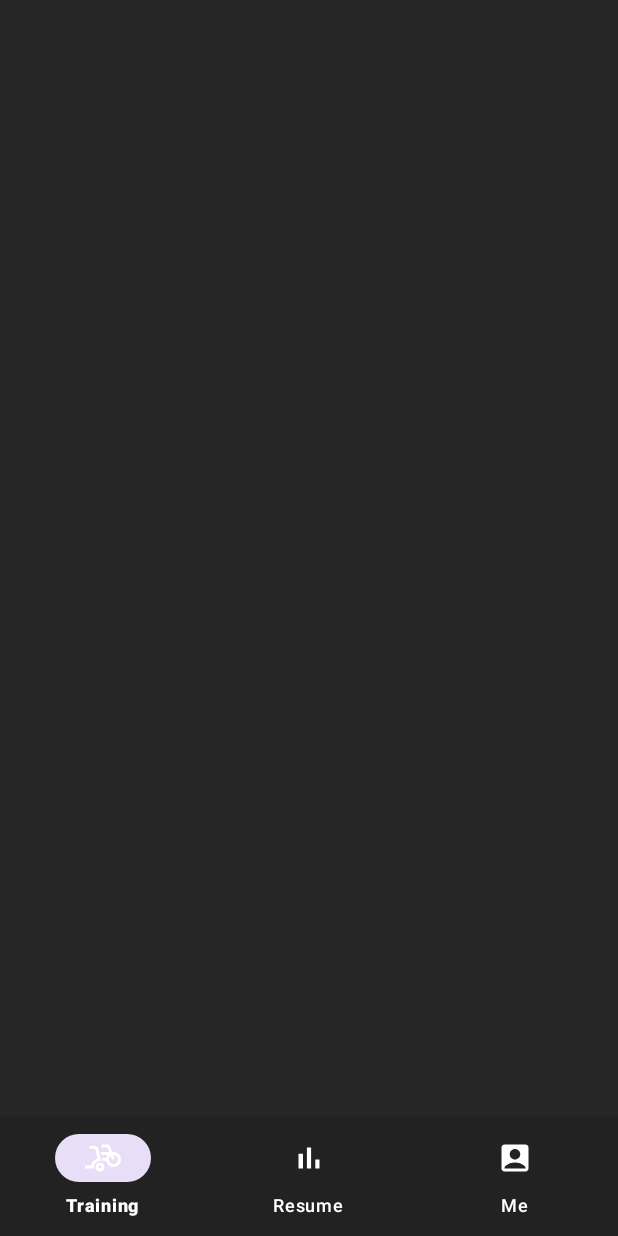
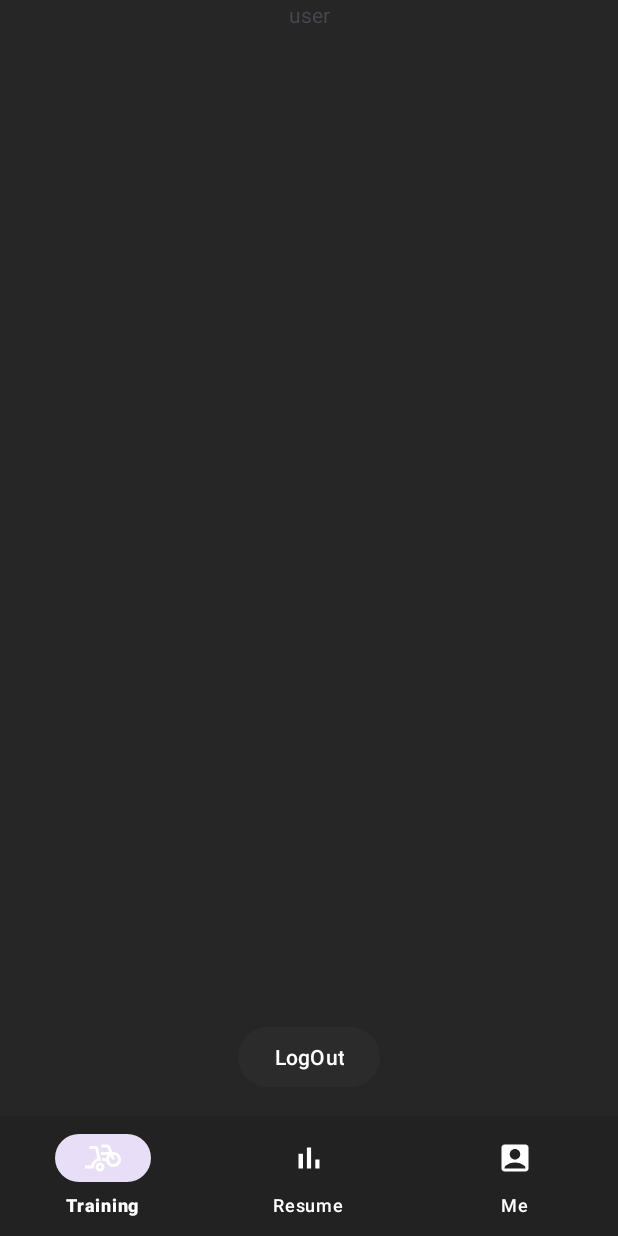
Before and after one commit to AlejandroFrancosFernandez/TFGSportPro, an Android app: the fragment MeFragment placed in its activity, on a phone screen of 412 x 824 dp. Run offline under Robolectric (Android 15) with nearby library versions, the phone set to English and light mode, and no system bars; our stand-ins replace Firebase (no records; nobody signed in at launch, a user with empty details on screens opened directly).

Commit message:
Intento de recuperar los datos de la base de datos para mostrarlos en el fragment Me

```diff
--- a/app/src/main/java/com/example/tfgsportpro/HomeActivity.kt
+++ b/app/src/main/java/com/example/tfgsportpro/HomeActivity.kt
@@ -4,6 +4,7 @@ import android.os.Bundle
 import androidx.appcompat.app.AppCompatActivity
 import com.example.tfgsportpro.databinding.ActivityHomeBinding
 import com.example.tfgsportpro.features.f03_profile.fragments.MeFragment
+import com.example.tfgsportpro.features.f03_profile.fragments.TrainingFragment
 
 class HomeActivity : AppCompatActivity() {
 
--- a/app/src/main/java/com/example/tfgsportpro/TrainingFragment.kt
+++ /dev/null
@@ -1,59 +0,0 @@
-package com.example.tfgsportpro
-
-import android.os.Bundle
-import androidx.fragment.app.Fragment
-import android.view.LayoutInflater
-import android.view.View
-import android.view.ViewGroup
-
-// TODO: Rename parameter arguments, choose names that match
-// the fragment initialization parameters, e.g. ARG_ITEM_NUMBER
-private const val ARG_PARAM1 = "param1"
-private const val ARG_PARAM2 = "param2"
-
-/**
- * A simple [Fragment] subclass.
- * Use the [TrainingFragment.newInstance] factory method to
- * create an instance of this fragment.
- */
-class TrainingFragment : Fragment() {
-    // TODO: Rename and change types of parameters
-    private var param1: String? = null
-    private var param2: String? = null
-
-    override fun onCreate(savedInstanceState: Bundle?) {
-        super.onCreate(savedInstanceState)
-        arguments?.let {
-            param1 = it.getString(ARG_PARAM1)
-            param2 = it.getString(ARG_PARAM2)
-        }
-    }
-
-    override fun onCreateView(
-        inflater: LayoutInflater, container: ViewGroup?,
-        savedInstanceState: Bundle?
-    ): View? {
-        // Inflate the layout for this fragment
-        return inflater.inflate(R.layout.fragment_training, container, false)
-    }
-
-    companion object {
-        /**
-         * Use this factory method to create a new instance of
-         * this fragment using the provided parameters.
-         *
-         * @param param1 Parameter 1.
-         * @param param2 Parameter 2.
-         * @return A new instance of fragment TrainingFragment.
-         */
-        // TODO: Rename and change types and number of parameters
-        @JvmStatic
-        fun newInstance(param1: String, param2: String) =
-            TrainingFragment().apply {
-                arguments = Bundle().apply {
-                    putString(ARG_PARAM1, param1)
-                    putString(ARG_PARAM2, param2)
-                }
-            }
-    }
-}
--- a/app/src/main/java/com/example/tfgsportpro/features/f03_profile/fragments/MeFragment.kt
+++ b/app/src/main/java/com/example/tfgsportpro/features/f03_profile/fragments/MeFragment.kt
@@ -5,54 +5,36 @@ import android.view.LayoutInflater
 import android.view.View
 import android.view.ViewGroup
 import androidx.fragment.app.Fragment
-import com.example.tfgsportpro.R
+import com.example.tfgsportpro.databinding.FragmentMeBinding
+import com.google.firebase.auth.FirebaseAuth
 
-// the fragment initialization parameters, e.g. ARG_ITEM_NUMBER
-private const val ARG_PARAM1 = "param1"
-private const val ARG_PARAM2 = "param2"
-/**
- * A simple [Fragment] subclass.
- * Use the [MeFragment.newInstance] factory method to
- * create an instance of this fragment.
- */
 class MeFragment : Fragment() {
-    // TODO: Rename and change types of parameters
-    private var param1: String? = null
-    private var param2: String? = null
 
-    override fun onCreate(savedInstanceState: Bundle?) {
-        super.onCreate(savedInstanceState)
-        arguments?.let {
-            param1 = it.getString(ARG_PARAM1)
-            param2 = it.getString(ARG_PARAM2)
-        }
-    }
+    private lateinit var binding: FragmentMeBinding
 
     override fun onCreateView(
         inflater: LayoutInflater, container: ViewGroup?,
         savedInstanceState: Bundle?
     ): View? {
-        // Inflate the layout for this fragment
-        return inflater.inflate(R.layout.fragment_me, container, false)
-    }
+        binding = FragmentMeBinding.inflate(inflater, container, false)
 
-    companion object {
-        /**
-         * Use this factory method to create a new instance of
-         * this fragment using the provided parameters.
-         *
-         * @param param1 Parameter 1.
-         * @param param2 Parameter 2.
-         * @return A new instance of fragment MeFragment.
-         */
-        // TODO: Rename and change types and number of parameters
-        @JvmStatic
-        fun newInstance(param1: String, param2: String) =
-            MeFragment().apply {
-                arguments = Bundle().apply {
-                    putString(ARG_PARAM1, param1)
-                    putString(ARG_PARAM2, param2)
-                }
-            }
+        // Obtener el usuario autenticado
+        val user = FirebaseAuth.getInstance().currentUser
+
+        if (user != null) {
+            binding.tvUid.text = user.uid
+            binding.tvName.text = user.displayName ?: "Nombre no disponible"
+        } else {
+            binding.tvUid.text = "No autenticado"
+            binding.tvName.text = "No autenticado"
+        }
+
+        // Botón de logout
+        binding.bLogOut.setOnClickListener {
+            FirebaseAuth.getInstance().signOut()
+            // Aquí podrías redirigir al usuario a la pantalla de login, si lo deseas.
+        }
+
+        return binding.root
     }
 }
--- /dev/null
+++ b/app/src/main/java/com/example/tfgsportpro/features/f03_profile/fragments/TrainingFragment.kt
@@ -0,0 +1,25 @@
+package com.example.tfgsportpro.features.f03_profile.fragments
+
+import android.os.Bundle
+import android.view.LayoutInflater
+import android.view.View
+import android.view.ViewGroup
+import androidx.fragment.app.Fragment
+import com.example.tfgsportpro.R
+
+/**
+ * A simple [Fragment] subclass.
+ * Use the [TrainingFragment.newInstance] factory method to
+ * create an instance of this fragment.
+ */
+class TrainingFragment : Fragment() {
+
+    override fun onCreateView(
+        inflater: LayoutInflater, container: ViewGroup?,
+        savedInstanceState: Bundle?
+    ): View? {
+        // Inflate the layout for this fragment
+        return inflater.inflate(R.layout.fragment_training, container, false)
+    }
+
+}
--- a/app/src/main/res/layout/activity_home.xml
+++ b/app/src/main/res/layout/activity_home.xml
@@ -10,7 +10,7 @@
 
     <androidx.fragment.app.FragmentContainerView
         android:id="@+id/fragmentContainerView"
-        android:name="com.example.tfgsportpro.TrainingFragment"
+        android:name="com.example.tfgsportpro.features.f03_profile.fragments.TrainingFragment"
         android:layout_width="0dp"
         android:layout_height="0dp"
         app:layout_constraintBottom_toTopOf="@+id/b_navigation"
--- a/app/src/main/res/layout/fragment_me.xml
+++ b/app/src/main/res/layout/fragment_me.xml
@@ -7,4 +7,33 @@
     android:backgroundTint="@color/homegrey"
     tools:context=".features.f03_profile.fragments.MeFragment">
 
+    <TextView
+        android:id="@+id/tv_uid"
+        android:layout_width="wrap_content"
+        android:layout_height="wrap_content"
+        android:text="Cargando UID..."
+        app:layout_constraintEnd_toEndOf="parent"
+        app:layout_constraintStart_toStartOf="parent"
+        app:layout_constraintTop_toTopOf="parent" />
+
+    <TextView
+        android:id="@+id/tv_name"
+        android:layout_width="wrap_content"
+        android:layout_height="wrap_content"
+        android:text="Cargando name..."
+        app:layout_constraintEnd_toEndOf="parent"
+        app:layout_constraintStart_toStartOf="parent"
+        app:layout_constraintTop_toBottomOf="@+id/tv_uid" />
+
+    <Button
+        android:id="@+id/b_logOut"
+        android:layout_width="wrap_content"
+        android:layout_height="wrap_content"
+        android:layout_marginBottom="15dp"
+        android:text="@string/Logout"
+        android:backgroundTint="@color/gray"
+        app:layout_constraintBottom_toBottomOf="parent"
+        app:layout_constraintEnd_toEndOf="parent"
+        app:layout_constraintStart_toStartOf="parent" />
+
 </androidx.constraintlayout.widget.ConstraintLayout>
--- a/app/src/main/res/layout/fragment_training.xml
+++ b/app/src/main/res/layout/fragment_training.xml
@@ -4,7 +4,7 @@
     xmlns:tools="http://schemas.android.com/tools"
     android:layout_width="match_parent"
     android:layout_height="match_parent"
-    tools:context=".TrainingFragment">
+    tools:context=".features.f03_profile.fragments.TrainingFragment">
 
     <LinearLayout
         android:layout_width="match_parent"
--- a/app/src/main/res/values/strings.xml
+++ b/app/src/main/res/values/strings.xml
@@ -1,6 +1,7 @@
 <resources>
     <string name="app_name">TFGSportPro</string>
 
+    <string name="prefs_file">com.alejandro.TFGSportPro.REFERENCE_FILE_KEY</string>
     <!-- TODO: Remove or change this placeholder text -->
     <string name="hello_blank_fragment">Hello blank fragment</string>
 
@@ -37,4 +38,7 @@
     <string name="Resume">Resume</string>
     <string name="Me">Me</string>
 
+    <!--Traducciones de la página me (fragment-me)-->
+    <string name="Logout">LogOut</string>
+
 </resources>
```
Also changed, not shown: app/src/main/java/com/example/tfgsportpro/features/f00_login_register/activity/MainActivity.kt (+38 -0 lines), app/src/main/java/com/example/tfgsportpro/features/f00_login_register/activity/RegisterActivity.kt (+16 -10 lines), app/src/main/java/com/example/tfgsportpro/features/f03_profile/fragments/TrainingHighFragment.kt (added, +24 -0 lines), app/src/main/java/com/example/tfgsportpro/features/f03_profile/fragments/TrainingLowFragmnet.kt (added, +20 -0 lines), app/src/main/java/com/example/tfgsportpro/features/f03_profile/fragments/TrainingMediumFragment.kt (added, +25 -0 lines), app/src/main/java/com/example/tfgsportpro/features/f03_profile/fragments/ViewPagerAdapter.kt (added, +20 -0 lines), app/src/main/res/layout/fragment_training_high.xml (added, +14 -0 lines), app/src/main/res/layout/fragment_training_low_fragmnet.xml (added, +48 -0 lines), app/src/main/res/layout/fragment_training_medium.xml (added, +14 -0 lines), 1 other file.
